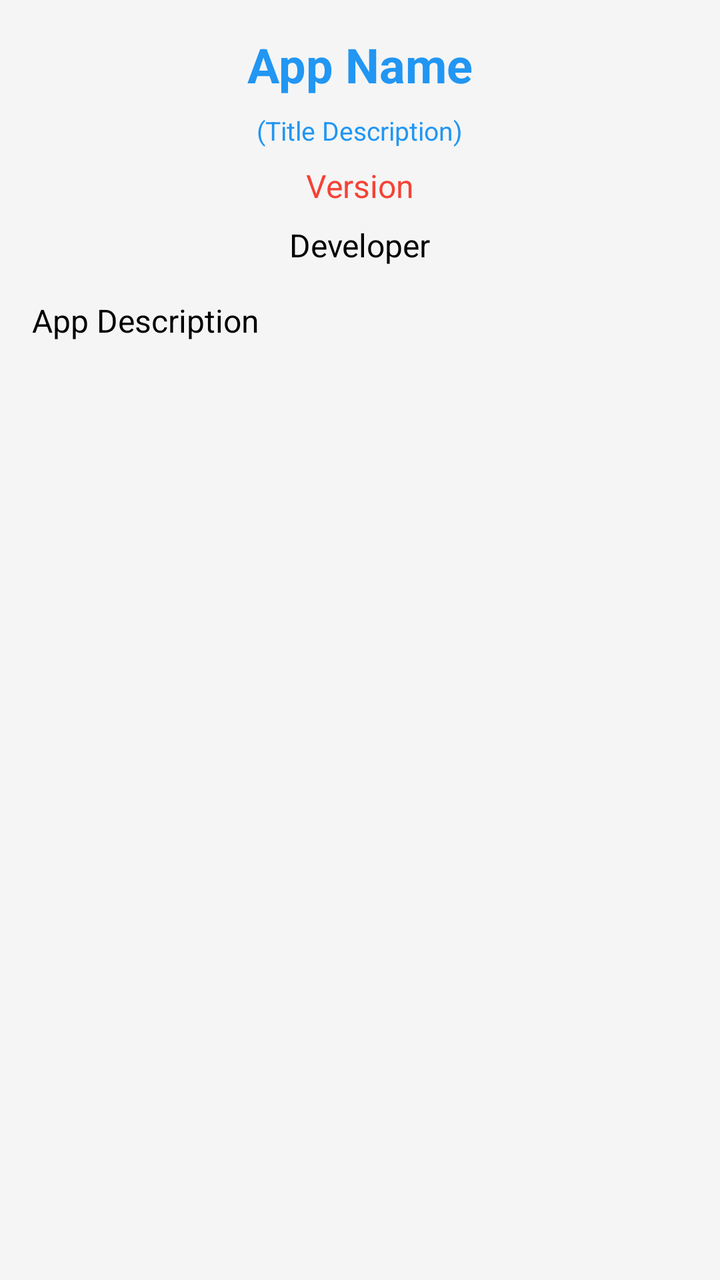
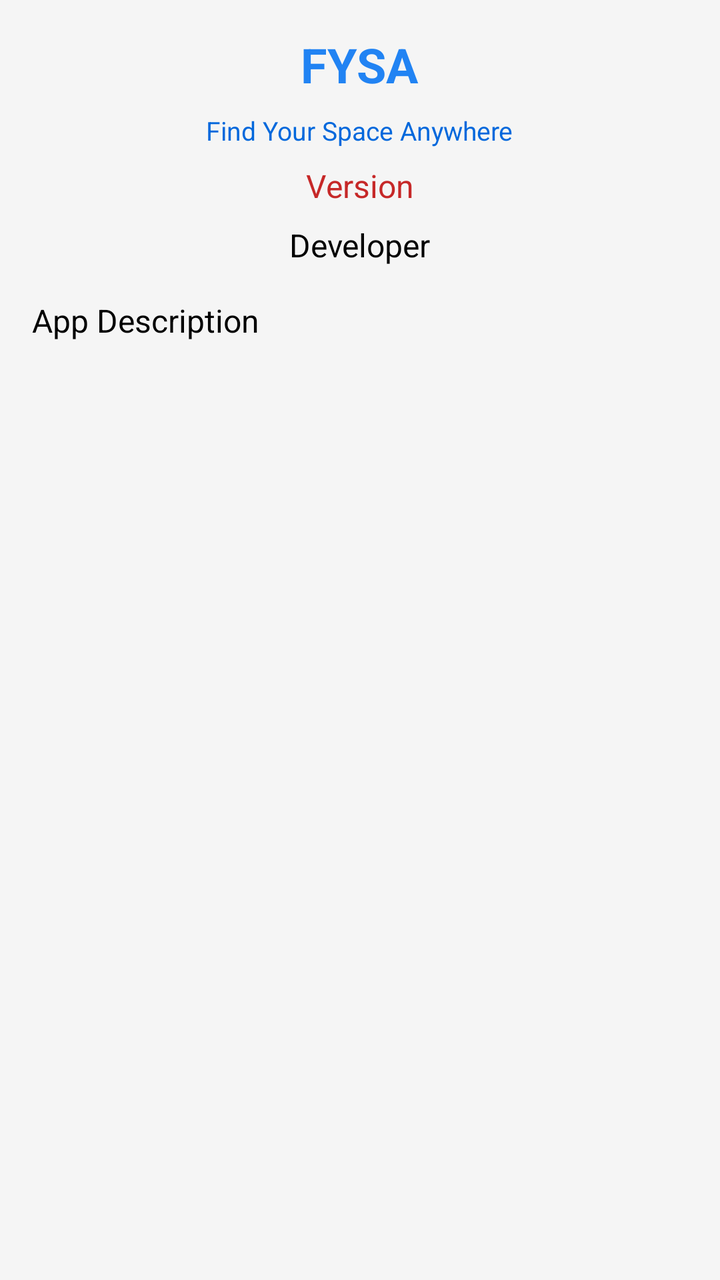

An Android layout rendered at two revisions. The XML below is the earlier revision; the diff shows what the commit changed to produce the second picture.
<!-- AndroidManifest.xml: application theme Theme.FYSA -->
<!-- res/layout/fragment_about_app.xml -->
<?xml version="1.0" encoding="utf-8"?>
<ScrollView xmlns:android="http://schemas.android.com/apk/res/android"
    android:layout_width="match_parent"
    android:layout_height="match_parent"
    android:padding="16dp">

    <LinearLayout
        android:layout_width="match_parent"
        android:layout_height="wrap_content"
        android:orientation="vertical"
        android:gravity="center_horizontal">

        <TextView
            android:id="@+id/tvAppName"
            android:layout_width="wrap_content"
            android:layout_height="wrap_content"
            android:text="App Name"
            android:textColor="@color/linkText"
            android:textSize="24sp"
            android:textStyle="bold"
            android:layout_marginBottom="8dp"/>

        <TextView
            android:id="@+id/tvTitleDescription"
            android:layout_width="wrap_content"
            android:layout_height="wrap_content"
            android:text="(Title Description)"
            android:textColor="@color/linkText"
            android:textSize="13sp"
            android:layout_marginBottom="8dp"/>

        <TextView
            android:id="@+id/tvVersion"
            android:layout_width="wrap_content"
            android:layout_height="wrap_content"
            android:text="Version"
            android:textColor="@color/red_500"
            android:textSize="16sp"
            android:layout_marginBottom="8dp"/>

        <TextView
            android:id="@+id/tvDeveloper"
            android:layout_width="wrap_content"
            android:layout_height="wrap_content"
            android:text="Developer"
            android:textColor="@color/textPrimary"
            android:textSize="16sp"
            android:layout_marginBottom="16dp"/>

        <TextView
            android:id="@+id/tvDescription"
            android:layout_width="match_parent"
            android:layout_height="wrap_content"
            android:text="App Description"
            android:textColor="@color/textPrimary"
            android:textSize="16sp"
            android:lineSpacingExtra="2dp"/>
    </LinearLayout>
</ScrollView>
<!-- resources referenced by this layout -->
<resources>
  <color name="linkText">#2196F3</color>
  <color name="red_500">#F44336</color>
  <color name="textPrimary">#000000</color>
  <style name="Theme.FYSA" parent="Theme.MaterialComponents.DayNight.NoActionBar">
          <item name="colorPrimary">@color/btnPrimary</item>
          <item name="colorPrimaryVariant">@color/btnPrimary</item>
          <item name="colorOnPrimary">@color/btnTextPrimary</item>
  
          <item name="colorSecondary">@color/btnSecondary</item>
          <item name="colorSecondaryVariant">@color/btnSecondary</item>
          <item name="colorOnSecondary">@color/btnTextSecondary</item>
  
          <item name="android:colorBackground">@color/bgColor</item>
          <item name="colorSurface">@color/bgColor</item>
          <item name="colorOnSurface">@color/textPrimary</item>
  
          <item name="android:statusBarColor" tools:targetApi="l">?attr/colorPrimary</item>
          <item name="android:windowLightStatusBar">true</item>
  
          <item name="materialButtonStyle">@style/Widget.MaterialComponents.Button</item>
          <item name="materialButtonOutlinedStyle">@style/Widget.MaterialComponents.Button.OutlinedButton</item>
      </style>
  <color name="btnPrimary">#3F51B5</color>
  <color name="btnTextPrimary">#FFFFFF</color>
  <color name="btnSecondary">#FF9800</color>
  <color name="btnTextSecondary">#FFFFFF</color>
  <color name="bgColor">#F5F5F5</color>
</resources>

<!-- the commit's change to res/layout/fragment_about_app.xml (unified diff, before → after) -->
@@ -14,8 +14,8 @@
             android:id="@+id/tvAppName"
             android:layout_width="wrap_content"
             android:layout_height="wrap_content"
-            android:text="App Name"
-            android:textColor="@color/linkText"
+            android:text="@string/app_name"
+            android:textColor="#2183F3"
             android:textSize="24sp"
             android:textStyle="bold"
             android:layout_marginBottom="8dp"/>
@@ -24,8 +24,8 @@
             android:id="@+id/tvTitleDescription"
             android:layout_width="wrap_content"
             android:layout_height="wrap_content"
-            android:text="(Title Description)"
-            android:textColor="@color/linkText"
+            android:text="@string/app_tagline"
+            android:textColor="#0368DC"
             android:textSize="13sp"
             android:layout_marginBottom="8dp"/>
 
@@ -33,8 +33,8 @@
             android:id="@+id/tvVersion"
             android:layout_width="wrap_content"
             android:layout_height="wrap_content"
-            android:text="Version"
-            android:textColor="@color/red_500"
+            android:text="@string/version"
+            android:textColor="@color/red_800"
             android:textSize="16sp"
             android:layout_marginBottom="8dp"/>
 
@@ -42,7 +42,7 @@
             android:id="@+id/tvDeveloper"
             android:layout_width="wrap_content"
             android:layout_height="wrap_content"
-            android:text="Developer"
+            android:text="@string/developer"
             android:textColor="@color/textPrimary"
             android:textSize="16sp"
             android:layout_marginBottom="16dp"/>
@@ -51,7 +51,7 @@
             android:id="@+id/tvDescription"
             android:layout_width="match_parent"
             android:layout_height="wrap_content"
-            android:text="App Description"
+            android:text="@string/app_description"
             android:textColor="@color/textPrimary"
             android:textSize="16sp"
             android:lineSpacingExtra="2dp"/>
<!-- resource entries referenced after the edit -->
@@ -1,8 +1,12 @@
 <!-- resources referenced by this layout -->
 <resources>
-  <color name="linkText">#2196F3</color>
-  <color name="red_500">#F44336</color>
+  <color name="red_800">#C62828</color>
   <color name="textPrimary">#000000</color>
+  <string name="app_description">App Description</string>
+  <string name="app_name">FYSA</string>
+  <string name="app_tagline">Find Your Space Anywhere</string>
+  <string name="developer">Developer</string>
+  <string name="version">Version</string>
   <style name="Theme.FYSA" parent="Theme.MaterialComponents.DayNight.NoActionBar">
           <item name="colorPrimary">@color/btnPrimary</item>
           <item name="colorPrimaryVariant">@color/btnPrimary</item>
